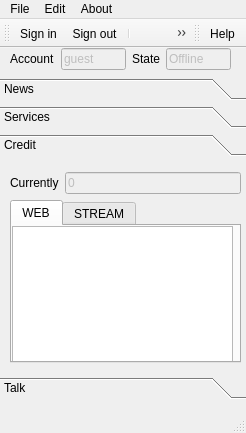
First picture: the form in client/src/Client.ui, repository canercandan/qlik, before the edit.
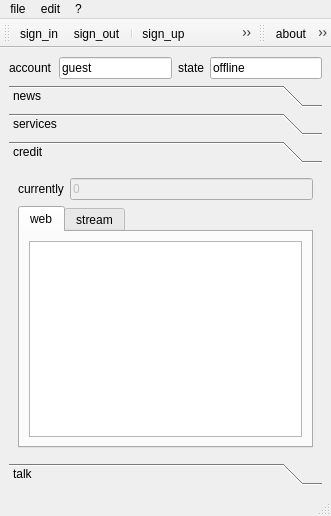
Second picture: the form after the edit. The open tabs and pages were chosen to show the change. Icons and pictures are not drawn.

```diff
--- a/client/src/Client.ui
+++ b/client/src/Client.ui
@@ -5,50 +5,81 @@
    <rect>
     <x>0</x>
     <y>0</y>
-    <width>246</width>
-    <height>433</height>
+    <width>331</width>
+    <height>516</height>
    </rect>
   </property>
   <property name="windowTitle" >
-   <string>Client</string>
+   <string>client</string>
   </property>
   <widget class="QWidget" name="centralwidget" >
+   <layout class="QGridLayout" >
+    <item row="0" column="0" >
+     <layout class="QHBoxLayout" >
+      <item>
+       <widget class="QLabel" name="label" >
+        <property name="text" >
+         <string>account</string>
+        </property>
+       </widget>
+      </item>
+      <item>
+       <widget class="QLineEdit" name="infoAccount" >
+        <property name="enabled" >
+         <bool>true</bool>
+        </property>
+        <property name="text" >
+         <string>guest</string>
+        </property>
+        <property name="readOnly" >
+         <bool>true</bool>
+        </property>
+       </widget>
+      </item>
+      <item>
+       <widget class="QLabel" name="label_2" >
+        <property name="text" >
+         <string>state</string>
+        </property>
+       </widget>
+      </item>
+      <item>
+       <widget class="QLineEdit" name="infoStatus" >
+        <property name="enabled" >
+         <bool>true</bool>
+        </property>
+        <property name="text" >
+         <string>offline</string>
+        </property>
+        <property name="readOnly" >
+         <bool>true</bool>
+        </property>
+       </widget>
+      </item>
+     </layout>
+    </item>
+    <item row="1" column="0" >
    <widget class="QToolBox" name="pageBox" >
-    <property name="geometry" >
-     <rect>
-      <x>0</x>
-      <y>30</y>
-      <width>251</width>
-      <height>321</height>
-     </rect>
-    </property>
     <property name="currentIndex" >
-     <number>3</number>
+       <number>0</number>
     </property>
     <widget class="QWidget" name="news" >
      <property name="geometry" >
       <rect>
        <x>0</x>
        <y>0</y>
-       <width>251</width>
-       <height>201</height>
+         <width>313</width>
+         <height>266</height>
       </rect>
      </property>
      <attribute name="label" >
-      <string>News</string>
+        <string>news</string>
      </attribute>
      <attribute name="icon" >
       <iconset>../images/newspaper.png</iconset>
      </attribute>
-     <widget class="QWidget" name="verticalLayout_3" >
-      <property name="geometry" >
-       <rect>
-        <x>9</x>
-        <y>9</y>
-        <width>211</width>
-        <height>181</height>
-       </rect>
-      </property>
+       <layout class="QGridLayout" >
+        <item row="0" column="0" >
       <layout class="QVBoxLayout" >
        <item>
         <widget class="QListWidget" name="newsList" />
@@ -58,7 +89,7 @@
          <item>
           <widget class="QPushButton" name="newsRead" >
            <property name="text" >
-            <string>Read</string>
+               <string>read</string>
            </property>
            <property name="icon" >
             <iconset>../images/newspaper_go.png</iconset>
@@ -68,32 +99,26 @@
         </layout>
        </item>
       </layout>
-     </widget>
+        </item>
+       </layout>
     </widget>
     <widget class="QWidget" name="services" >
      <property name="geometry" >
       <rect>
        <x>0</x>
        <y>0</y>
-       <width>251</width>
-       <height>201</height>
+         <width>212</width>
+         <height>232</height>
       </rect>
      </property>
      <attribute name="label" >
-      <string>Services</string>
+        <string>services</string>
      </attribute>
      <attribute name="icon" >
       <iconset>../images/bricks.png</iconset>
      </attribute>
-     <widget class="QWidget" name="verticalLayout" >
-      <property name="geometry" >
-       <rect>
-        <x>10</x>
-        <y>0</y>
-        <width>221</width>
-        <height>201</height>
-       </rect>
-      </property>
+       <layout class="QGridLayout" >
+        <item row="0" column="0" >
       <layout class="QVBoxLayout" >
        <item>
         <widget class="QTabWidget" name="serviceBox" >
@@ -102,33 +127,23 @@
          </property>
          <widget class="QWidget" name="tab" >
           <attribute name="title" >
-           <string>WEB</string>
-          </attribute>
-          <widget class="QListWidget" name="serviceWebList" >
-           <property name="geometry" >
-            <rect>
-             <x>0</x>
-             <y>0</y>
-             <width>211</width>
-             <height>101</height>
-            </rect>
-           </property>
-          </widget>
+              <string>web</string>
+             </attribute>
+             <layout class="QGridLayout" >
+              <item row="0" column="0" >
+               <widget class="QListWidget" name="serviceWebList" />
+              </item>
+             </layout>
          </widget>
          <widget class="QWidget" name="tab_2" >
           <attribute name="title" >
-           <string>STREAM</string>
-          </attribute>
-          <widget class="QListWidget" name="serviceStreamList" >
-           <property name="geometry" >
-            <rect>
-             <x>0</x>
-             <y>0</y>
-             <width>211</width>
-             <height>101</height>
-            </rect>
-           </property>
-          </widget>
+              <string>stream</string>
+             </attribute>
+             <layout class="QGridLayout" >
+              <item row="0" column="0" >
+               <widget class="QListWidget" name="serviceStreamList" />
+              </item>
+             </layout>
          </widget>
         </widget>
        </item>
@@ -137,7 +152,7 @@
          <item>
           <widget class="QPushButton" name="serviceManage" >
            <property name="text" >
-            <string>Manage</string>
+               <string>manage</string>
            </property>
            <property name="icon" >
             <iconset>../images/brick_edit.png</iconset>
@@ -147,7 +162,7 @@
          <item>
           <widget class="QPushButton" name="serviceCredit" >
            <property name="text" >
-            <string>Credit</string>
+               <string>credit</string>
            </property>
            <property name="icon" >
             <iconset>../images/coins_add.png</iconset>
@@ -159,7 +174,7 @@
        <item>
         <widget class="QPushButton" name="serviceAdd" >
          <property name="text" >
-          <string>Add a new service</string>
+             <string>add_new_service</string>
          </property>
          <property name="icon" >
           <iconset>../images/brick_add.png</iconset>
@@ -167,39 +182,33 @@
         </widget>
        </item>
       </layout>
-     </widget>
+        </item>
+       </layout>
     </widget>
     <widget class="QWidget" name="credit" >
      <property name="geometry" >
       <rect>
        <x>0</x>
        <y>0</y>
-       <width>251</width>
-       <height>201</height>
+         <width>212</width>
+         <height>191</height>
       </rect>
      </property>
      <attribute name="label" >
-      <string>Credit</string>
+        <string>credit</string>
      </attribute>
      <attribute name="icon" >
       <iconset>../images/coins.png</iconset>
      </attribute>
-     <widget class="QWidget" name="verticalLayout_4" >
-      <property name="geometry" >
-       <rect>
-        <x>10</x>
-        <y>10</y>
-        <width>231</width>
-        <height>191</height>
-       </rect>
-      </property>
+       <layout class="QGridLayout" >
+        <item row="0" column="0" >
       <layout class="QVBoxLayout" >
        <item>
         <layout class="QHBoxLayout" >
          <item>
           <widget class="QLabel" name="label_3" >
            <property name="text" >
-            <string>Currently</string>
+               <string>currently</string>
            </property>
           </widget>
          </item>
@@ -222,63 +231,47 @@
          </property>
          <widget class="QWidget" name="web" >
           <attribute name="title" >
-           <string>WEB</string>
-          </attribute>
-          <widget class="QListWidget" name="creditWebList" >
-           <property name="geometry" >
-            <rect>
-             <x>0</x>
-             <y>0</y>
-             <width>221</width>
-             <height>141</height>
-            </rect>
-           </property>
-          </widget>
+              <string>web</string>
+             </attribute>
+             <layout class="QGridLayout" >
+              <item row="0" column="0" >
+               <widget class="QListWidget" name="creditWebList" />
+              </item>
+             </layout>
          </widget>
          <widget class="QWidget" name="stream" >
           <attribute name="title" >
-           <string>STREAM</string>
-          </attribute>
-          <widget class="QListWidget" name="creditStreamList" >
-           <property name="geometry" >
-            <rect>
-             <x>0</x>
-             <y>0</y>
-             <width>221</width>
-             <height>151</height>
-            </rect>
-           </property>
-          </widget>
-         </widget>
-        </widget>
-       </item>
-      </layout>
-     </widget>
+              <string>stream</string>
+             </attribute>
+             <layout class="QGridLayout" >
+              <item row="0" column="0" >
+               <widget class="QListWidget" name="creditStreamList" />
+              </item>
+             </layout>
+            </widget>
+           </widget>
+          </item>
+         </layout>
+        </item>
+       </layout>
     </widget>
     <widget class="QWidget" name="talk" >
      <property name="geometry" >
       <rect>
        <x>0</x>
        <y>0</y>
-       <width>251</width>
-       <height>201</height>
+         <width>313</width>
+         <height>266</height>
       </rect>
      </property>
      <attribute name="label" >
-      <string>Talk</string>
+        <string>talk</string>
      </attribute>
      <attribute name="icon" >
       <iconset>../images/user_comment.png</iconset>
      </attribute>
-     <widget class="QWidget" name="verticalLayout_5" >
-      <property name="geometry" >
-       <rect>
-        <x>10</x>
-        <y>0</y>
-        <width>221</width>
-        <height>191</height>
-       </rect>
-      </property>
+       <layout class="QGridLayout" >
+        <item row="0" column="0" >
       <layout class="QVBoxLayout" >
        <item>
         <widget class="QTabWidget" name="talkBox" >
@@ -287,17 +280,10 @@
          </property>
          <widget class="QWidget" name="mycontacts" >
           <attribute name="title" >
-           <string>My contacts</string>
-          </attribute>
-          <widget class="QWidget" name="verticalLayout_2" >
-           <property name="geometry" >
-            <rect>
-             <x>0</x>
-             <y>0</y>
-             <width>211</width>
-             <height>130</height>
-            </rect>
-           </property>
+              <string>mycontacts</string>
+             </attribute>
+             <layout class="QGridLayout" >
+              <item row="0" column="0" >
            <layout class="QVBoxLayout" >
             <item>
              <widget class="QListWidget" name="talkMyContactsList" />
@@ -307,7 +293,7 @@
               <item>
                <widget class="QPushButton" name="talkMyContactsAdd" >
                 <property name="text" >
-                 <string>Add</string>
+                     <string>add</string>
                 </property>
                 <property name="icon" >
                  <iconset>../images/user_add.png</iconset>
@@ -317,7 +303,7 @@
               <item>
                <widget class="QPushButton" name="talkMyContactsDel" >
                 <property name="text" >
-                 <string>Delete</string>
+                     <string>delete</string>
                 </property>
                 <property name="icon" >
                  <iconset>../images/user_delete.png</iconset>
@@ -327,21 +313,15 @@
              </layout>
             </item>
            </layout>
-          </widget>
+              </item>
+             </layout>
          </widget>
          <widget class="QWidget" name="allcontacts" >
           <attribute name="title" >
-           <string>All online contacts</string>
-          </attribute>
-          <widget class="QWidget" name="verticalLayout_6" >
-           <property name="geometry" >
-            <rect>
-             <x>0</x>
-             <y>0</y>
-             <width>211</width>
-             <height>130</height>
-            </rect>
-           </property>
+              <string>allcontacts</string>
+             </attribute>
+             <layout class="QGridLayout" >
+              <item row="0" column="0" >
            <layout class="QVBoxLayout" >
             <item>
              <widget class="QListWidget" name="talkAllContactsList" />
@@ -351,7 +331,7 @@
               <item>
                <widget class="QPushButton" name="talkAllContactsAdd" >
                 <property name="text" >
-                 <string>Add in my contact's list</string>
+                     <string>talk_all_contacts_add</string>
                 </property>
                 <property name="icon" >
                  <iconset>../images/user_add.png</iconset>
@@ -361,14 +341,15 @@
              </layout>
             </item>
            </layout>
-          </widget>
+              </item>
+             </layout>
          </widget>
         </widget>
        </item>
        <item>
         <widget class="QPushButton" name="talkOpen" >
          <property name="text" >
-          <string>Talk</string>
+             <string>talk</string>
          </property>
          <property name="icon" >
           <iconset>../images/comment_edit.png</iconset>
@@ -376,68 +357,25 @@
         </widget>
        </item>
       </layout>
-     </widget>
-    </widget>
-   </widget>
-   <widget class="QWidget" name="horizontalLayout" >
-    <property name="geometry" >
-     <rect>
-      <x>10</x>
-      <y>0</y>
-      <width>221</width>
-      <height>22</height>
-     </rect>
-    </property>
-    <layout class="QHBoxLayout" >
-     <item>
-      <widget class="QLabel" name="label" >
-       <property name="text" >
-        <string>Account</string>
-       </property>
-      </widget>
-     </item>
-     <item>
-      <widget class="QLineEdit" name="infoAccount" >
-       <property name="enabled" >
-        <bool>false</bool>
-       </property>
-       <property name="text" >
-        <string>guest</string>
-       </property>
+        </item>
+       </layout>
       </widget>
-     </item>
-     <item>
-      <widget class="QLabel" name="label_2" >
-       <property name="text" >
-        <string>State</string>
-       </property>
-      </widget>
-     </item>
-     <item>
-      <widget class="QLineEdit" name="infoStatus" >
-       <property name="enabled" >
-        <bool>false</bool>
-       </property>
-       <property name="text" >
-        <string>Offline</string>
-       </property>
-      </widget>
-     </item>
-    </layout>
-   </widget>
+     </widget>
+    </item>
+   </layout>
   </widget>
   <widget class="QMenuBar" name="menubar" >
    <property name="geometry" >
     <rect>
      <x>0</x>
      <y>0</y>
-     <width>246</width>
+     <width>331</width>
      <height>26</height>
     </rect>
    </property>
    <widget class="QMenu" name="menuConnection" >
     <property name="title" >
-     <string>File</string>
+     <string>file</string>
     </property>
     <addaction name="actionSignIn" />
     <addaction name="actionSignOut" />
@@ -447,29 +385,28 @@
     <addaction name="separator" />
     <addaction name="actionQuit" />
    </widget>
-   <widget class="QMenu" name="menuAbout" >
-    <property name="title" >
-     <string>About</string>
-    </property>
-    <addaction name="actionInformation" />
-    <addaction name="actionHelp" />
-   </widget>
    <widget class="QMenu" name="menuEdit" >
     <property name="title" >
-     <string>Edit</string>
+     <string>edit</string>
     </property>
     <addaction name="actionOptions" />
     <addaction name="separator" />
     <addaction name="actionAccounts" />
    </widget>
+   <widget class="QMenu" name="menuHelp" >
+    <property name="title" >
+     <string>?</string>
+    </property>
+    <addaction name="actionAbout" />
+   </widget>
    <addaction name="menuConnection" />
    <addaction name="menuEdit" />
-   <addaction name="menuAbout" />
+   <addaction name="menuHelp" />
   </widget>
   <widget class="QStatusBar" name="statusbar" />
   <widget class="QToolBar" name="toolBarAction" >
    <property name="windowTitle" >
-    <string>Action</string>
+    <string>action</string>
    </property>
    <attribute name="toolBarArea" >
     <enum>TopToolBarArea</enum>
@@ -485,9 +422,9 @@
    <addaction name="separator" />
    <addaction name="actionQuit" />
   </widget>
-  <widget class="QToolBar" name="toolBarAbout" >
+  <widget class="QToolBar" name="toolBarHelp" >
    <property name="windowTitle" >
-    <string>About</string>
+    <string>toolBar</string>
    </property>
    <attribute name="toolBarArea" >
     <enum>TopToolBarArea</enum>
@@ -495,14 +432,15 @@
    <attribute name="toolBarBreak" >
     <bool>false</bool>
    </attribute>
-   <addaction name="actionHelp" />
+   <addaction name="actionAbout" />
+   <addaction name="actionLogo" />
   </widget>
   <action name="actionSignIn" >
    <property name="icon" >
     <iconset>../images/connect.png</iconset>
    </property>
    <property name="text" >
-    <string>Sign in</string>
+    <string>sign_in</string>
    </property>
   </action>
   <action name="actionSignOut" >
@@ -510,7 +448,7 @@
     <iconset>../images/disconnect.png</iconset>
    </property>
    <property name="text" >
-    <string>Sign out</string>
+    <string>sign_out</string>
    </property>
   </action>
   <action name="actionQuit" >
@@ -518,7 +456,7 @@
     <iconset>../images/door.png</iconset>
    </property>
    <property name="text" >
-    <string>Quit</string>
+    <string>quit</string>
    </property>
   </action>
   <action name="actionSignUp" >
@@ -526,23 +464,7 @@
     <iconset>../images/database_save.png</iconset>
    </property>
    <property name="text" >
-    <string>Sign up</string>
-   </property>
-  </action>
-  <action name="actionInformation" >
-   <property name="icon" >
-    <iconset>../images/information.png</iconset>
-   </property>
-   <property name="text" >
-    <string>Information</string>
-   </property>
-  </action>
-  <action name="actionHelp" >
-   <property name="icon" >
-    <iconset>../images/help.png</iconset>
-   </property>
-   <property name="text" >
-    <string>Help</string>
+    <string>sign_up</string>
    </property>
   </action>
   <action name="actionRefresh" >
@@ -550,7 +472,7 @@
     <iconset>../images/database_refresh.png</iconset>
    </property>
    <property name="text" >
-    <string>Refresh</string>
+    <string>refresh</string>
    </property>
   </action>
   <action name="actionOptions" >
@@ -558,7 +480,7 @@
     <iconset>../images/wrench.png</iconset>
    </property>
    <property name="text" >
-    <string>Options</string>
+    <string>options</string>
    </property>
   </action>
   <action name="actionAccounts" >
@@ -566,10 +488,28 @@
     <iconset>../images/group_gear.png</iconset>
    </property>
    <property name="text" >
-    <string>Accounts</string>
+    <string>accounts</string>
+   </property>
+  </action>
+  <action name="actionAbout" >
+   <property name="icon" >
+    <iconset>../images/help.png</iconset>
+   </property>
+   <property name="text" >
+    <string>about</string>
+   </property>
+  </action>
+  <action name="actionLogo" >
+   <property name="icon" >
+    <iconset>../images/logo.png</iconset>
+   </property>
+   <property name="text" >
+    <string>logo</string>
    </property>
   </action>
  </widget>
+ <layoutdefault spacing="6" margin="9" />
+ <includes/>
  <resources/>
  <connections>
   <connection>
```
Lines whose indentation alone changed are shown as unchanged.
